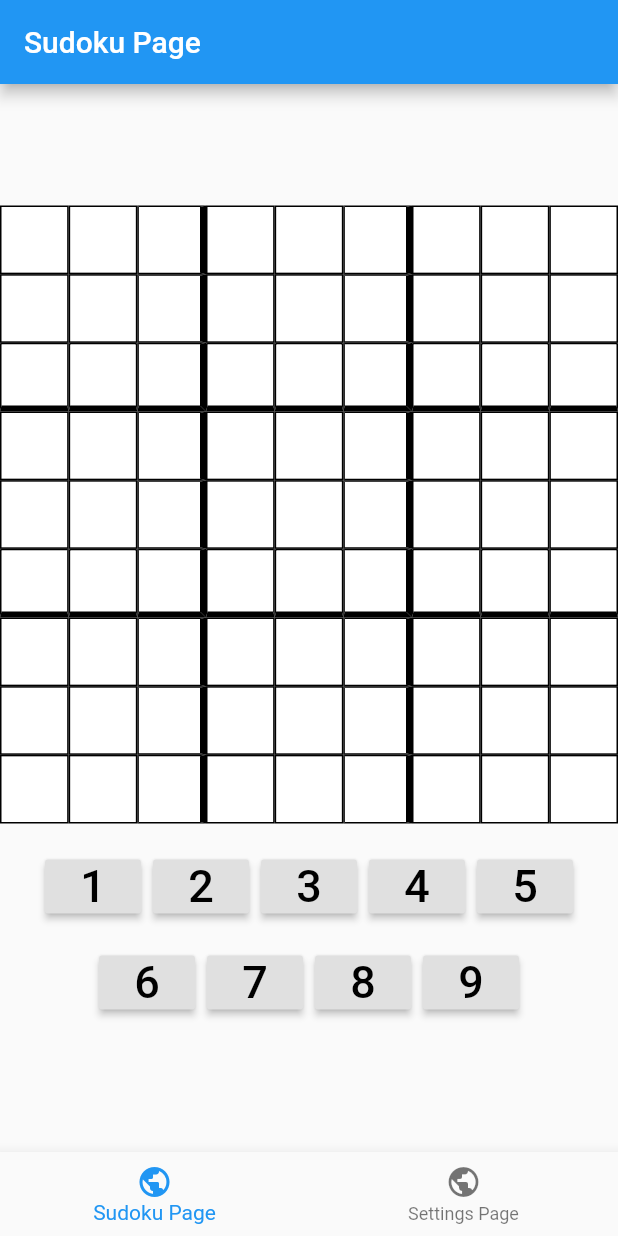
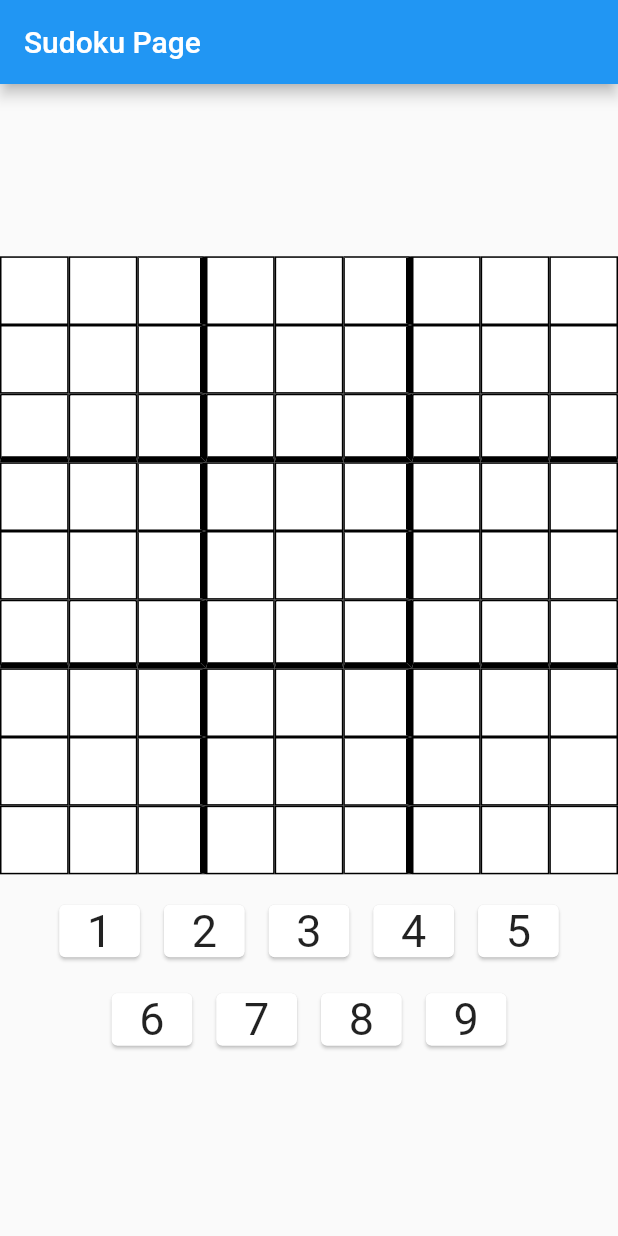
Before and after one commit to samuelobe/Flutter_Sudoku_App, a Flutter app: the screen it shows after launch, on a phone screen of 412 x 824 dp. Run offline on Flutter 3.47's test engine with Material 2 defaults, Android fonts, the phone set to English and light mode, and no system bars; our stand-ins replace bloc, equatable, flutter_bloc.

Commit message:
Modified app to fit for smaller screens

```diff
--- a/lib/main.dart
+++ b/lib/main.dart
@@ -2,7 +2,6 @@ import 'package:flutter/material.dart';
 import 'package:flutter_bloc/flutter_bloc.dart';
 
 import 'bloc/on_tap_bloc.dart';
-import 'pages/settings_page.dart';
 import 'pages/sudoku_page.dart';
 
 void main() {
@@ -15,20 +14,6 @@ class MyApp extends StatefulWidget {
 }
 
 class _MyAppState extends State<MyApp> {
-  int _selectedTab = 0;
-
-  final List<BottomNavigationBarItem> _items = [
-    BottomNavigationBarItem(
-        icon: Icon(Icons.public), title: Text('Sudoku Page')),
-    BottomNavigationBarItem(
-        icon: Icon(Icons.public), title: Text('Settings Page')),
-  ];
-
-  final List<Widget> _pages = [
-    BlocProvider(create: (context) => OnTapBloc(), child: SudokuPage()),
-    SettingsPage()
-  ];
-
   @override
   Widget build(BuildContext context) {
     return MaterialApp(
@@ -38,19 +23,8 @@ class _MyAppState extends State<MyApp> {
           visualDensity: VisualDensity.adaptivePlatformDensity,
         ),
         home: Scaffold(
-          body: IndexedStack(
-            children: _pages,
-            index: _selectedTab,
-          ),
-          bottomNavigationBar: BottomNavigationBar(
-            items: _items,
-            currentIndex: _selectedTab,
-            onTap: (index) {
-              setState(() {
-                _selectedTab = index;
-              });
-            },
-          ),
+          body: BlocProvider(
+              create: (context) => OnTapBloc(), child: SudokuPage()),
         ));
   }
 }
--- a/lib/pages/sudoku_page.dart
+++ b/lib/pages/sudoku_page.dart
@@ -14,16 +14,18 @@ class _SudokuPageState extends State<SudokuPage> {
   Widget build(BuildContext context) {
     return Scaffold(
         appBar: AppBar(title: Text('Sudoku Page')),
-        body: Column(
+        body: Center(
+          child: Column(
             mainAxisAlignment: MainAxisAlignment.center,
             children: <Widget>[
               Grid(),
               SizedBox(
-              height: 10,
+                height: MediaQuery.of(context).size.height * 0.01,
               ),
               FirstRowButtons(),
               SecondRowButtons(),
             ],
+          ),
         ));
   }
 }
--- a/lib/widgets/button.dart
+++ b/lib/widgets/button.dart
@@ -16,14 +16,19 @@ class _ButtonState extends State<Button> {
   @override
   Widget build(BuildContext context) {
     var bloc = context.bloc<OnTapBloc>();
-    return RaisedButton(
-      onPressed: () {
+    return InkWell(
+      onTap: () {
         bloc.add(ButtonTappedEvent(value: widget.number));
       },
-      child: Center(
-        child: Text(
-          widget.number,
-          style: TextStyle(fontSize: 30),
+      child: SizedBox(
+        width: MediaQuery.of(context).size.width*0.15,
+        child: Card(
+          child: Center(
+            child: Text(
+              widget.number,
+              style: TextStyle(fontSize: 30),
+            ),
+          ),
         ),
       ),
     );
--- a/lib/widgets/first_row_buttons.dart
+++ b/lib/widgets/first_row_buttons.dart
@@ -19,7 +19,7 @@ class _FirstRowButtonsState extends State<FirstRowButtons> {
         Button("2"),
         Button("3"),
         Button("4"),
-        Button("5"),
+        Button("5")
       ],
     );
   }
```
Also changed, not shown: lib/widgets/second_row_buttons.dart (indentation only). Lines whose indentation alone changed are shown as unchanged.
